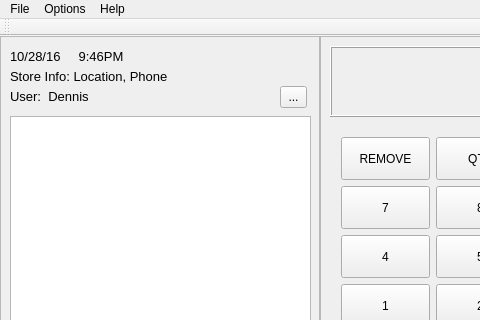
First picture: the form in testGUI/mainwindow.ui, repository Ingvildk/SoftwareEngineering441, before the edit; both pictures show x 0 to 480 and y 0 to 320 of the 1280 by 720 pixel window.
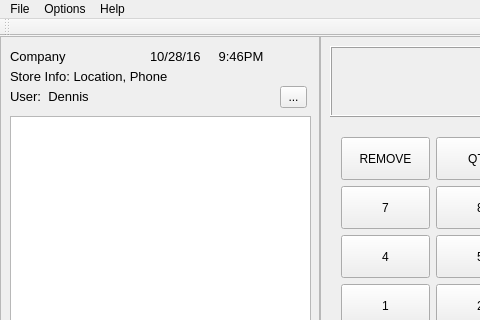
Second picture: the form after the edit.

Commit message:
trying to force a company create. -Dennis
It works if I remove the if else statment in main.cpp, but that's not
what we want.

Diff of the .ui file:
```diff
--- a/testGUI/mainwindow.ui
+++ b/testGUI/mainwindow.ui
@@ -874,7 +874,7 @@
     <widget class="QLabel" name="label_DateTime">
      <property name="geometry">
       <rect>
-       <x>10</x>
+       <x>150</x>
        <y>10</y>
        <width>161</width>
        <height>21</height>
@@ -938,6 +938,24 @@
       <string>...</string>
      </property>
     </widget>
+    <widget class="QLabel" name="label_Company">
+     <property name="geometry">
+      <rect>
+       <x>10</x>
+       <y>10</y>
+       <width>181</width>
+       <height>20</height>
+      </rect>
+     </property>
+     <property name="font">
+      <font>
+       <pointsize>10</pointsize>
+      </font>
+     </property>
+     <property name="text">
+      <string>Company</string>
+     </property>
+    </widget>
    </widget>
   </widget>
   <widget class="QMenuBar" name="menuBar">
```
The commit also changes 11 other files.
